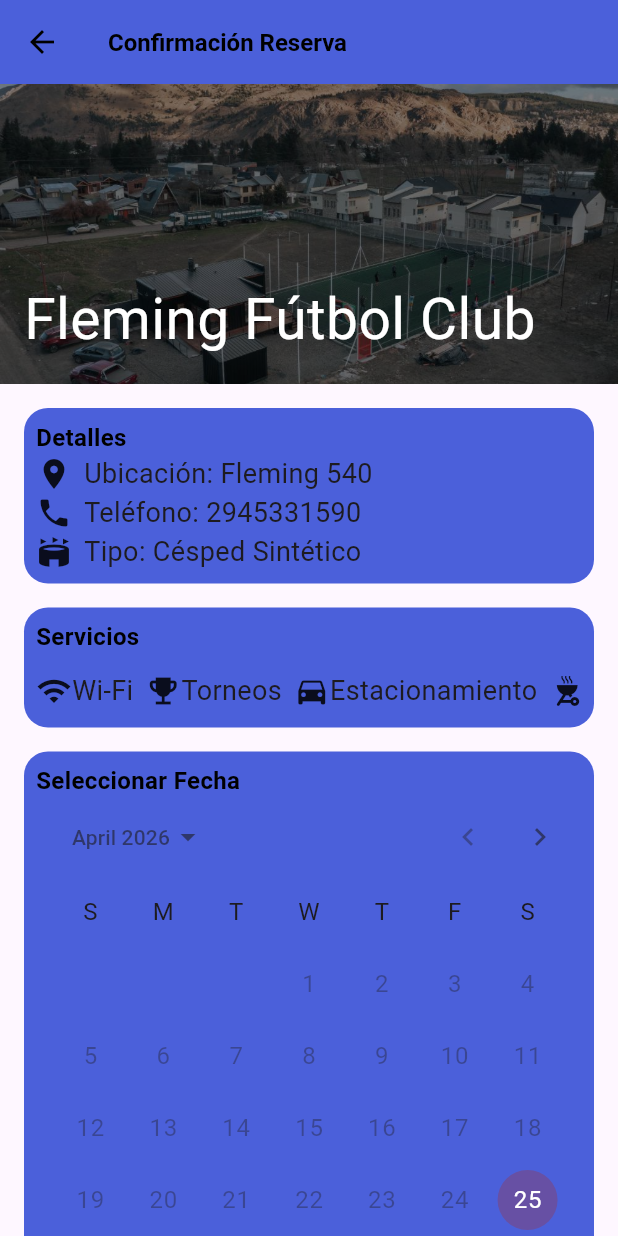
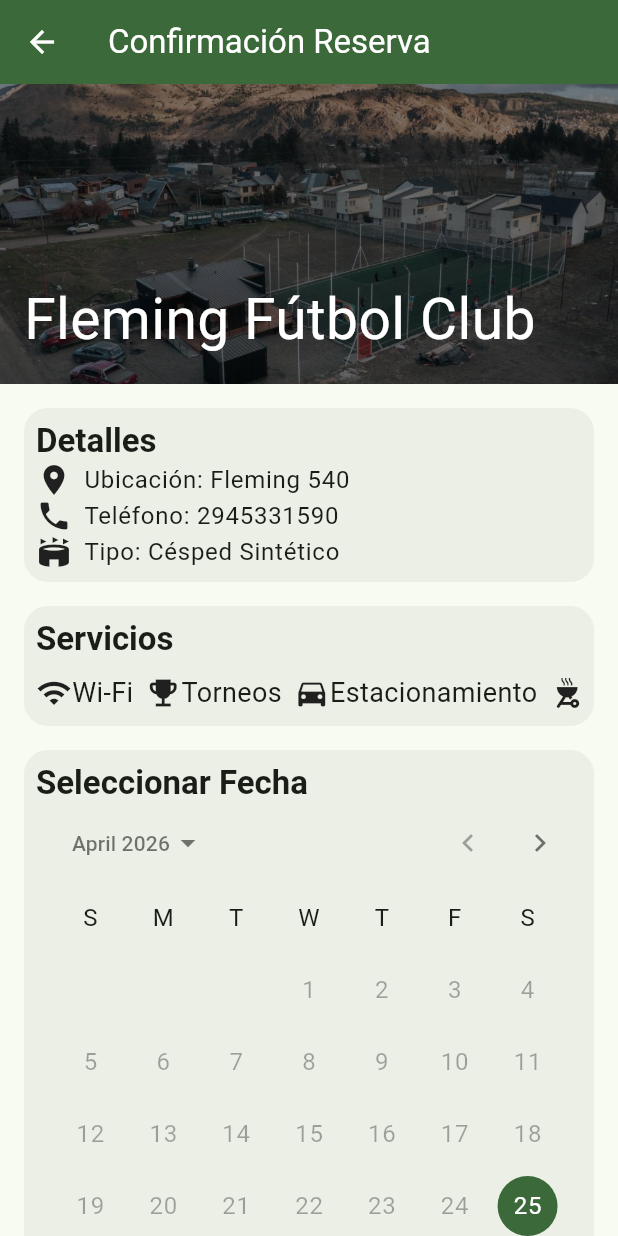
Before and after one commit to AyalaFranco/DashboardCanchasAdmin, a Flutter app: the screen it shows after launch, after a tap on "Fleming Fútbol Club", on a phone screen of 412 x 824 dp. Run offline on Flutter 3.47's test engine with Material 3 defaults, Android fonts, the phone set to English and light mode, and no system bars.

Commit message:
Reescritura de Confirmation Screen con paleta de colores Material 3

```diff
--- a/lib/components/date_picker.dart
+++ b/lib/components/date_picker.dart
@@ -1,6 +1,5 @@
 import 'package:flutter/material.dart';
 import 'package:reserva_cancha/core/box_decorations.dart';
-import 'package:reserva_cancha/core/text_styles.dart';
 
 class DatePicker extends StatelessWidget {
   final String title;
@@ -18,12 +17,17 @@ class DatePicker extends StatelessWidget {
   Widget build(BuildContext context) {
     return Container(
       padding: EdgeInsets.all(8),
-      decoration: BoxDecorations.containerName,
+      decoration: BoxDecorations.regularContainer(context),
       width: double.infinity,
       child: Column(
         crossAxisAlignment: CrossAxisAlignment.start,
         children: [
-          Text(title, style: TextStyles.bodyText),
+          Text(
+            title,
+            style: TextTheme.of(
+              context,
+            ).titleLarge?.copyWith(fontWeight: FontWeight.bold),
+          ),
           CalendarDatePicker(
             initialDate: DateTime.now(),
             firstDate: DateTime.now(),
--- a/lib/components/service_display.dart
+++ b/lib/components/service_display.dart
@@ -1,6 +1,5 @@
 import 'package:flutter/material.dart';
 import 'package:reserva_cancha/core/box_decorations.dart';
-import 'package:reserva_cancha/core/text_styles.dart';
 
 class ServiceDisplay extends StatelessWidget {
   final double height;
@@ -19,11 +18,16 @@ class ServiceDisplay extends StatelessWidget {
     return Container(
       padding: const EdgeInsets.all(8),
       height: height,
-      decoration: BoxDecorations.containerName,
+      decoration: BoxDecorations.regularContainer(context),
       child: Column(
         crossAxisAlignment: CrossAxisAlignment.start,
         children: [
-          Text(title, style: TextStyles.bodyText),
+          Text(
+            title,
+            style: TextTheme.of(
+              context,
+            ).titleLarge?.copyWith(fontWeight: FontWeight.bold),
+          ),
           const SizedBox(height: 8),
           Expanded(
             child: ListView.separated(
--- a/lib/components/time_picker.dart
+++ b/lib/components/time_picker.dart
@@ -1,7 +1,6 @@
 import 'package:flutter/material.dart';
 import 'package:reserva_cancha/core/app_colors.dart';
 import 'package:reserva_cancha/core/box_decorations.dart';
-import 'package:reserva_cancha/core/text_styles.dart';
 
 class TimePicker extends StatelessWidget {
   final int? selectedHour;
@@ -24,22 +23,26 @@ class TimePicker extends StatelessWidget {
     return Container(
       height: height,
       padding: EdgeInsets.all(8),
-      decoration: BoxDecorations.containerName,
+      decoration: BoxDecorations.regularContainer(context),
       child: Column(
         crossAxisAlignment: CrossAxisAlignment.start,
         children: [
           Text(
             title,
             style: enabled
-                ? TextStyles.bodyText
-                : TextStyles.bodyText.copyWith(color: Colors.grey.shade600),
+                ? TextTheme.of(
+                    context,
+                  ).titleLarge?.copyWith(fontWeight: FontWeight.bold)
+                : TextTheme.of(
+                    context,
+                  ).titleLarge?.copyWith(color: Colors.grey.shade600),
           ),
-          const SizedBox(height: 8,),
+          const SizedBox(height: 8),
           Expanded(
             child: ListView.separated(
               scrollDirection: Axis.horizontal,
-              itemBuilder: (_, i) => enabled
-                  ? _enabledButtonBuilder(i)
+              itemBuilder: (ctx, i) => enabled
+                  ? _enabledButtonBuilder(ctx, i)
                   : _disabledButtonBuilder(i),
               separatorBuilder: (_, _) => SizedBox(width: 8),
               itemCount: 24,
@@ -50,12 +53,12 @@ class TimePicker extends StatelessWidget {
     );
   }
 
-  ElevatedButton _enabledButtonBuilder(int index) {
+  ElevatedButton _enabledButtonBuilder(BuildContext ctx, int index) {
     return ElevatedButton(
       style: (selectedHour == index)
           ? ElevatedButton.styleFrom(
-              backgroundColor: AppColors.buttonBackground,
-              foregroundColor: AppColors.buttonForeground,
+              backgroundColor: ColorScheme.of(ctx).primary,
+              foregroundColor: ColorScheme.of(ctx).onPrimary,
             )
           : ElevatedButton.styleFrom(foregroundColor: AppColors.secondary),
       onPressed: () => onHourSelected(index),
@@ -65,7 +68,6 @@ class TimePicker extends StatelessWidget {
 
   ElevatedButton _disabledButtonBuilder(int index) {
     return ElevatedButton(
-      style: ElevatedButton.styleFrom(foregroundColor: AppColors.buttonForeground),
       onPressed: null,
       child: Text("${index.toString().padLeft(2, '0')}hs"),
     );
--- /dev/null
+++ b/lib/core/app_themes.dart
@@ -0,0 +1,17 @@
+import 'package:flutter/material.dart';
+
+class AppThemes {
+  static final ColorScheme _lightColorScheme = ColorScheme.fromSeed(
+    seedColor: Colors.green,
+  );
+
+  static final ThemeData lightTheme = ThemeData(
+    useMaterial3: true,
+    colorScheme: _lightColorScheme,
+
+    appBarTheme: AppBarTheme(
+      backgroundColor: _lightColorScheme.primary,
+      foregroundColor: _lightColorScheme.onPrimary,
+    ),
+  );
+}
--- a/lib/core/box_decorations.dart
+++ b/lib/core/box_decorations.dart
@@ -1,9 +1,8 @@
 import 'package:flutter/material.dart';
-import 'package:reserva_cancha/core/app_colors.dart';
 
 class BoxDecorations {
-  static final BoxDecoration containerName = BoxDecoration(
-    color: AppColors.primary,
+  static BoxDecoration regularContainer(BuildContext context) => BoxDecoration(
+    color: ColorScheme.of(context).surfaceContainer,
     borderRadius: BorderRadius.circular(16),
   );
 }
--- a/lib/main.dart
+++ b/lib/main.dart
@@ -1,4 +1,5 @@
 import 'package:flutter/material.dart';
+import 'package:reserva_cancha/core/app_themes.dart';
 import 'package:reserva_cancha/screens/cca_home_screen.dart';
 
 void main() {
@@ -11,7 +12,8 @@ class MainApp extends StatelessWidget {
   @override
   Widget build(BuildContext context) {
     return MaterialApp(
-      home: CCAHomeScreen()
+      home: CCAHomeScreen(),
+      theme: AppThemes.lightTheme,
     );
   }
 }
--- a/lib/screens/confirmation_screen.dart
+++ b/lib/screens/confirmation_screen.dart
@@ -5,9 +5,7 @@ import 'package:reserva_cancha/components/date_picker.dart';
 import 'package:reserva_cancha/components/service_display.dart';
 import 'package:reserva_cancha/components/time_picker.dart';
 import 'package:intl/intl.dart';
-import 'package:reserva_cancha/core/app_colors.dart';
 import 'package:reserva_cancha/core/box_decorations.dart';
-import 'package:reserva_cancha/core/text_styles.dart';
 import 'package:reserva_cancha/model/cancha.dart';
 
 class ConfirmationScreen extends StatefulWidget {
@@ -43,12 +41,11 @@ class _ConfirmationScreenState extends State<ConfirmationScreen> {
 
   @override
   Widget build(BuildContext context) {
+    final contextColors = ColorScheme.of(context);
+    final contextText = TextTheme.of(context);
+
     return Scaffold(
-      appBar: AppBar(
-        title: Text("Confirmación Reserva", style: TextStyles.bodyText),
-        backgroundColor:AppColors.primary,
-        foregroundColor: AppColors.secondary,
-      ),
+      appBar: AppBar(title: Text("Confirmación Reserva")),
       body: SingleChildScrollView(
         child: Column(
           children: [
@@ -63,11 +60,16 @@ class _ConfirmationScreenState extends State<ConfirmationScreen> {
                   Container(
                     padding: const EdgeInsets.all(8),
                     width: double.infinity,
-                    decoration: BoxDecorations.containerName,
+                    decoration: BoxDecorations.regularContainer(context),
                     child: Column(
                       crossAxisAlignment: CrossAxisAlignment.start,
                       children: [
-                        Text("Detalles", style: TextStyles.bodyText),
+                        Text(
+                          "Detalles",
+                          style: contextText.titleLarge?.copyWith(
+                            fontWeight: FontWeight.bold,
+                          ),
+                        ),
                         _InfoText(
                           label: 'Ubicación',
                           value: widget.field.ubicacion,
@@ -92,7 +94,7 @@ class _ConfirmationScreenState extends State<ConfirmationScreen> {
                     title: "Servicios",
                     services: widget.field.servicios,
                   ),
-                  const SizedBox(height: 16,),
+                  const SizedBox(height: 16),
                   DatePicker(
                     title: "Seleccionar Fecha",
                     enabledDays: 30,
@@ -110,13 +112,11 @@ class _ConfirmationScreenState extends State<ConfirmationScreen> {
                   const SizedBox(height: 16),
                   Text(
                     "Total: ARS ${widget.field.precio}",
-                    style: _selectedHour != null
-                        ? TextStyles.bodyText.copyWith(
-                            color: AppColors.primary,
-                          )
-                        : TextStyles.bodyText.copyWith(
-                            color: AppColors.secondary,
-                          ),
+                    style: contextText.headlineSmall?.copyWith(
+                      color: _selectedHour != null
+                          ? contextColors.primary
+                          : contextColors.onSurface.withValues(alpha: 0.38),
+                    ),
                   ),
                   const SizedBox(height: 16),
                   SizedBox(
@@ -130,13 +130,9 @@ class _ConfirmationScreenState extends State<ConfirmationScreen> {
                                 context: context,
                                 builder: (BuildContext context) {
                                   return AlertDialog(
-                                    title: const Text(
-                                      "¡Reserva Exitosa!",
-                                      style: TextStyles.bodyText,
-                                    ),
+                                    title: const Text("¡Reserva Exitosa!"),
                                     content: Text(
                                       "Código: ${_reservationCode(widget.field.nombre)}",
-                                      style: TextStyles.bodyText,
                                     ),
                                     actions: [
                                       TextButton(
@@ -151,14 +147,10 @@ class _ConfirmationScreenState extends State<ConfirmationScreen> {
                               });
                             },
                       style: ElevatedButton.styleFrom(
-                        backgroundColor: AppColors.buttonBackground,
-                        foregroundColor: AppColors.secondary,
-                        disabledForegroundColor: Colors.grey.shade600,
+                        backgroundColor: contextColors.primary,
+                        foregroundColor: contextColors.onPrimary,
                       ),
-                      child: Text(
-                        _confirmationButtonText,
-                        style: TextStyles.secondaryText,
-                      ),
+                      child: Text(_confirmationButtonText),
                     ),
                   ),
                 ],
@@ -188,7 +180,9 @@ class _InfoText extends StatelessWidget {
       children: [
         Icon(icon),
         const SizedBox(width: 8),
-        Expanded(child: Text("$label: $value", style: TextStyle(fontSize: 18))),
+        Expanded(
+          child: Text("$label: $value", style: TextTheme.of(context).bodyLarge),
+        ),
       ],
     );
   }
--- a/lib/widgets/selector_cancha.dart
+++ b/lib/widgets/selector_cancha.dart
@@ -3,7 +3,6 @@ import 'package:reserva_cancha/core/app_colors.dart';
 import 'package:reserva_cancha/core/text_styles.dart';
 import 'package:reserva_cancha/model/cancha.dart';
 import 'package:reserva_cancha/screens/confirmation_screen.dart';
-import 'package:reserva_cancha/core/app_colors.dart';
 
 class selectorCancha extends StatelessWidget {
   final Cancha cancha;
```
